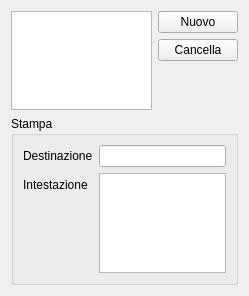
First picture: the form in src/destinazionidlg.ui, repository mtonin/gestcassa, before the edit.
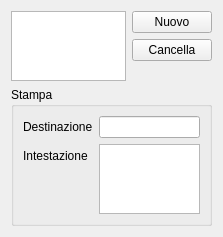
Second picture: the form after the edit.

```diff
--- a/src/destinazionidlg.ui
+++ b/src/destinazionidlg.ui
@@ -6,8 +6,8 @@
    <rect>
     <x>0</x>
     <y>0</y>
-    <width>249</width>
-    <height>296</height>
+    <width>223</width>
+    <height>209</height>
    </rect>
   </property>
   <property name="windowTitle">
```
